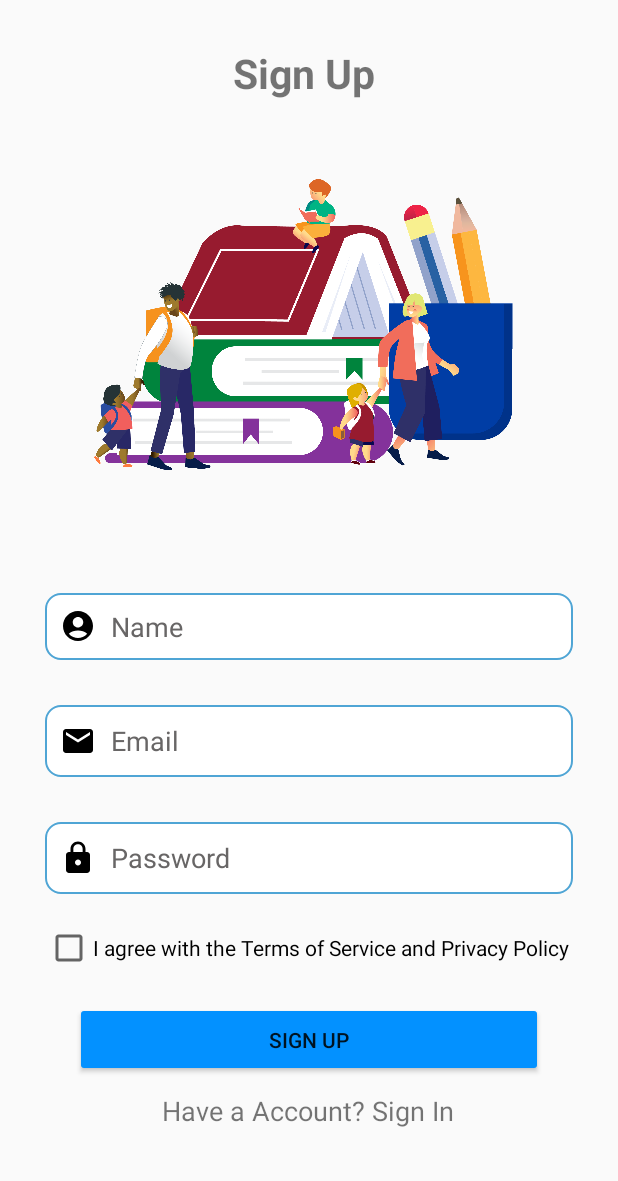
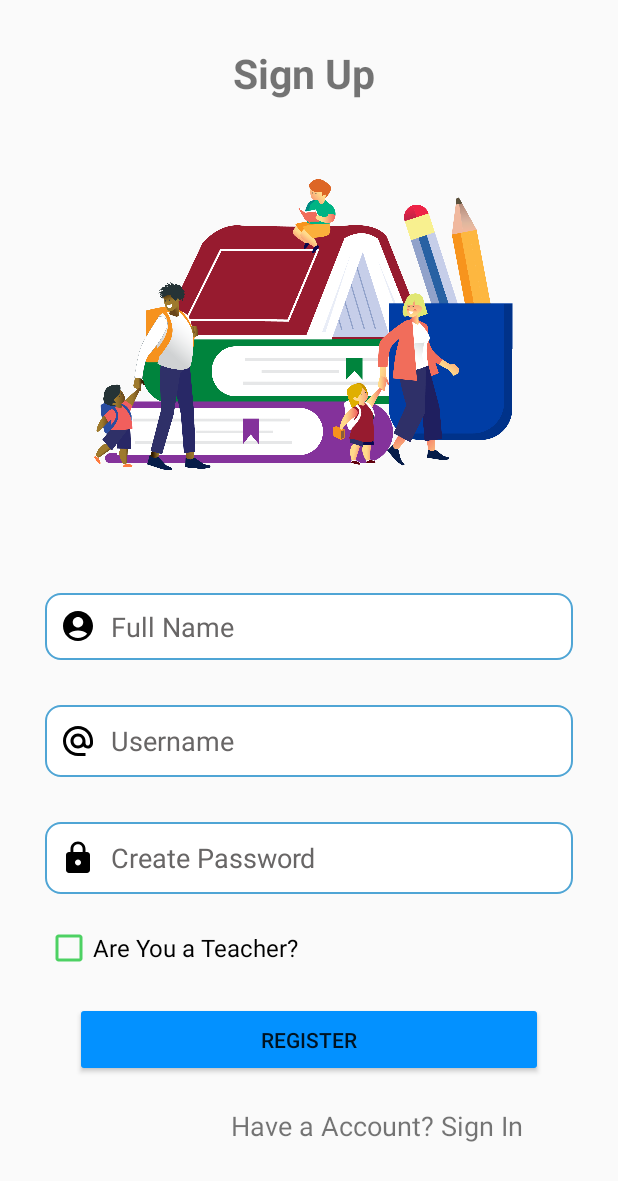
Before and after one commit to tutionmanagement/TMSStudent, an Android app: the SignupActivity screen opened directly, with no data from a screen before it, on a phone screen of 412 x 824 dp. Shown: the top 1181 px of the screen. Run offline under Robolectric (Android 15) with nearby library versions, the phone set to English and light mode, and no system bars.

Commit message:
UI Changes in SignUp and SignIn screens

```diff
--- a/app/src/main/java/com/example/tms/SigninActivity.java
+++ b/app/src/main/java/com/example/tms/SigninActivity.java
@@ -23,6 +23,7 @@ public class SigninActivity extends AppCompatActivity {
     public void toSignup(View v){
         Intent intent = new Intent(SigninActivity.this, SignupActivity.class);
         startActivity(intent);
+        finish();
     }
 
     public void Signin(View v){
@@ -38,6 +39,9 @@ public class SigninActivity extends AppCompatActivity {
         }else {
             if(email.equals("admin@gmail.com")&&password.equals("1234")){
                 Toast.makeText(this, "Login Successfully", Toast.LENGTH_SHORT).show();
+                Intent intent = new Intent(SigninActivity.this, DashboardActivity.class);
+                startActivity(intent);
+                finish();
             }else {
                 Toast.makeText(this, "Login Failed", Toast.LENGTH_SHORT).show();
             }
--- a/app/src/main/java/com/example/tms/SignupActivity.java
+++ b/app/src/main/java/com/example/tms/SignupActivity.java
@@ -15,8 +15,8 @@ import android.widget.RadioButton;
 import android.widget.Toast;
 
 public class SignupActivity extends AppCompatActivity {
-    private EditText ediEmail,ediPassword,ediName;
-    private String name,email,password;
+    private EditText ediEmail,ediPassword,ediName,ediAdminKey;
+    private String name,email,password,adminKey;
     private ImageView im;
     private CheckBox cbAgree;
 
@@ -26,13 +26,28 @@ public class SignupActivity extends AppCompatActivity {
         setContentView(R.layout.activity_signup);
         getSupportActionBar().hide();
         getSupportActionBar().hide();
+        cbAgree = findViewById(R.id.cbAgree);
+        ediAdminKey = findViewById(R.id.edAdminKey);
+        ediAdminKey.setVisibility(View.GONE);
 
-
+        cbAgree.setOnCheckedChangeListener(new CompoundButton.OnCheckedChangeListener() {
+            @Override
+            public void onCheckedChanged(CompoundButton compoundButton, boolean b) {
+                if(b){
+                    ediAdminKey.setVisibility(View.VISIBLE);
+                }
+                else {
+                    ediAdminKey.setVisibility(View.GONE);
+                }
+            }
+        });
     }
     public void toSignin(View v){
         Intent intent = new Intent(SignupActivity.this, SigninActivity.class);
         startActivity(intent);
+        finish();
     }
+
     public void Signup(View v){
         ediName = findViewById(R.id.edName);
         ediEmail = findViewById(R.id.edEmail);
@@ -40,21 +55,24 @@ public class SignupActivity extends AppCompatActivity {
         name = ediName.getText().toString();
         email = ediEmail.getText().toString();
         password = ediPassword.getText().toString();
-        cbAgree = findViewById(R.id.cbAgree);
+        adminKey = ediAdminKey.getText().toString();
 
         if(email.equals("") || password.equals("")||name.equals("")){
             ediEmail.setError("This Field Required");
             ediPassword.setError("This Field Required");
             ediName.setError("This Field Required");
         }else{
-            if(!(cbAgree.isChecked())){
-                Toast.makeText(SignupActivity.this, "Please agree our terms and condition", Toast.LENGTH_SHORT).show();
-            }
-            else {
+            if(cbAgree.isChecked()){ // For Teacher
+                if(adminKey.equals(""))
+                    ediAdminKey.setError("This Field Required");
+                else{
+                    Intent intent = new Intent(SignupActivity.this, DashboardActivity.class);
+                    startActivity(intent);
+                }
+            }else { // Student
                 Intent intent = new Intent(SignupActivity.this, DashboardActivity.class);
                 startActivity(intent);
             }
-
         }
     }
 
--- /dev/null
+++ b/app/src/main/res/drawable/baseline_alternate_email_24.xml
@@ -0,0 +1,5 @@
+<vector android:height="24dp" android:tint="#000000"
+    android:viewportHeight="24" android:viewportWidth="24"
+    android:width="24dp" xmlns:android="http://schemas.android.com/apk/res/android">
+    <path android:fillColor="@android:color/white" android:pathData="M12,2C6.48,2 2,6.48 2,12s4.48,10 10,10h5v-2h-5c-4.34,0 -8,-3.66 -8,-8s3.66,-8 8,-8 8,3.66 8,8v1.43c0,0.79 -0.71,1.57 -1.5,1.57s-1.5,-0.78 -1.5,-1.57L17,12c0,-2.76 -2.24,-5 -5,-5s-5,2.24 -5,5 2.24,5 5,5c1.38,0 2.64,-0.56 3.54,-1.47 0.65,0.89 1.77,1.47 2.96,1.47 1.97,0 3.5,-1.6 3.5,-3.57L22,12c0,-5.52 -4.48,-10 -10,-10zM12,15c-1.66,0 -3,-1.34 -3,-3s1.34,-3 3,-3 3,1.34 3,3 -1.34,3 -3,3z"/>
+</vector>
--- /dev/null
+++ b/app/src/main/res/drawable/baseline_key_24.xml
@@ -0,0 +1,5 @@
+<vector android:height="24dp" android:tint="#000000"
+    android:viewportHeight="24" android:viewportWidth="24"
+    android:width="24dp" xmlns:android="http://schemas.android.com/apk/res/android">
+    <path android:fillColor="@android:color/white" android:pathData="M21,10h-8.35C11.83,7.67 9.61,6 7,6c-3.31,0 -6,2.69 -6,6s2.69,6 6,6c2.61,0 4.83,-1.67 5.65,-4H13l2,2l2,-2l2,2l4,-4.04L21,10zM7,15c-1.65,0 -3,-1.35 -3,-3c0,-1.65 1.35,-3 3,-3s3,1.35 3,3C10,13.65 8.65,15 7,15z"/>
+</vector>
--- a/app/src/main/res/layout/activity_signin.xml
+++ b/app/src/main/res/layout/activity_signin.xml
@@ -68,6 +68,7 @@
                 android:hint="Password"
                 android:inputType="textPersonName"
                 android:password="true"
+                android:textColor="#573535"
                 android:textColorHint="#686666"
                 app:layout_constraintEnd_toEndOf="parent"
                 app:layout_constraintHorizontal_bias="0.495"
@@ -100,7 +101,7 @@
                 android:layout_marginTop="20dp"
                 android:layout_marginBottom="20dp"
                 android:onClick="toSignup"
-                android:text="Don't Have Account?  Join us"
+                android:text="Don't Have Account?  Sign Up"
                 android:textSize="18sp"
                 app:layout_constraintBottom_toBottomOf="parent"
                 app:layout_constraintEnd_toEndOf="parent"
--- a/app/src/main/res/layout/activity_signup.xml
+++ b/app/src/main/res/layout/activity_signup.xml
@@ -17,6 +17,21 @@
         <androidx.constraintlayout.widget.ConstraintLayout
             android:layout_width="match_parent"
             android:layout_height="match_parent">
+
+            <TextView
+                android:id="@+id/textView5"
+                android:layout_width="wrap_content"
+                android:layout_height="wrap_content"
+                android:layout_marginTop="20dp"
+                android:layout_marginBottom="20dp"
+                android:onClick="toSignin"
+                android:text="Have a Account? Sign In"
+                android:textSize="18sp"
+                app:layout_constraintBottom_toBottomOf="parent"
+                app:layout_constraintEnd_toEndOf="parent"
+                app:layout_constraintHorizontal_bias="0.71"
+                app:layout_constraintStart_toStartOf="parent"
+                app:layout_constraintTop_toBottomOf="@+id/btn_Signup" />
 
             <TextView
                 android:id="@+id/textView4"
@@ -45,7 +60,7 @@
                 android:drawableStart="@drawable/baseline_account_circle_24"
                 android:drawablePadding="10dp"
                 android:ems="10"
-                android:hint="Name"
+                android:hint="Full Name"
                 android:inputType="textPersonName"
                 android:textColor="#573535"
                 android:textColorHint="#686666"
@@ -62,10 +77,10 @@
                 android:layout_marginTop="30dp"
                 android:layout_marginEnd="30dp"
                 android:background="@drawable/boarder"
-                android:drawableStart="@drawable/baseline_email_24"
+                android:drawableStart="@drawable/baseline_alternate_email_24"
                 android:drawablePadding="10dp"
                 android:ems="10"
-                android:hint="Email"
+                android:hint="Username"
                 android:inputType="textPersonName"
                 android:textColor="#573535"
                 android:textColorHint="#686666"
@@ -85,30 +100,38 @@
                 android:drawableStart="@drawable/baseline_lock_24"
                 android:drawablePadding="10dp"
                 android:ems="10"
-                android:hint="Password"
+                android:hint="Create Password"
                 android:inputType="textPersonName"
                 android:password="true"
                 android:textColor="#573535"
                 android:textColorHint="#686666"
+                android:visibility="visible"
                 app:layout_constraintEnd_toEndOf="parent"
                 app:layout_constraintHorizontal_bias="0.495"
                 app:layout_constraintStart_toStartOf="parent"
                 app:layout_constraintTop_toBottomOf="@+id/edEmail" />
 
-            <TextView
-                android:id="@+id/textView5"
-                android:layout_width="wrap_content"
-                android:layout_height="wrap_content"
-                android:layout_marginTop="10dp"
-                android:layout_marginBottom="20dp"
-                android:onClick="toSignin"
-                android:text="Have a Account? Sign In"
-                android:textSize="18sp"
-                app:layout_constraintBottom_toBottomOf="parent"
+            <EditText
+                android:id="@+id/edAdminKey"
+                android:layout_width="0dp"
+                android:layout_height="48dp"
+                android:layout_marginStart="30dp"
+                android:layout_marginTop="30dp"
+                android:layout_marginEnd="30dp"
+                android:background="@drawable/boarder"
+                android:drawableStart="@drawable/baseline_key_24"
+                android:drawablePadding="10dp"
+                android:ems="10"
+                android:hint="Admin Password (Provided)"
+                android:inputType="textPersonName"
+                android:password="true"
+                android:textColor="#573535"
+                android:textColorHint="#686666"
+                android:visibility="visible"
                 app:layout_constraintEnd_toEndOf="parent"
-                app:layout_constraintHorizontal_bias="0.497"
+                app:layout_constraintHorizontal_bias="0.0"
                 app:layout_constraintStart_toStartOf="parent"
-                app:layout_constraintTop_toBottomOf="@+id/btn_Signup" />
+                app:layout_constraintTop_toBottomOf="@+id/edPassword" />
 
             <CheckBox
                 android:id="@+id/cbAgree"
@@ -118,12 +141,15 @@
                 android:layout_marginTop="20dp"
                 android:layout_marginEnd="30dp"
                 android:backgroundTintMode="add"
-                android:text="I agree with the Terms of Service and Privacy Policy"
-                android:textSize="14sp"
+                android:buttonTint="#4DD163"
+                android:checked="false"
+                android:text="Are You a Teacher?"
+                android:textSize="16sp"
                 app:layout_constraintEnd_toEndOf="parent"
                 app:layout_constraintHorizontal_bias="0.596"
                 app:layout_constraintStart_toStartOf="parent"
-                app:layout_constraintTop_toBottomOf="@+id/edPassword" />
+                app:layout_constraintTop_toBottomOf="@+id/edAdminKey"
+                app:useMaterialThemeColors="false" />
 
             <Button
                 android:id="@+id/btn_Signup"
@@ -134,7 +160,7 @@
                 android:layout_marginEnd="50dp"
                 android:backgroundTint="#0391FF"
                 android:onClick="Signup"
-                android:text="Sign Up"
+                android:text="Register"
                 app:cornerRadius="10dp"
                 app:icon="@drawable/baseline_login_24"
                 app:iconGravity="textEnd"
```
Also changed, not shown: app/src/main/res/layout/activity_dashboard.xml (+13 -0 lines).
